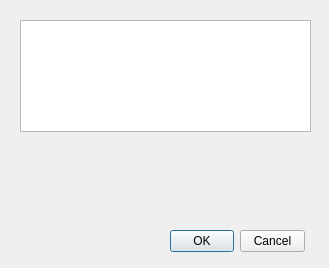
Before: the Qt Designer form src/HexEdit/dialogs/bookmarks.ui in strobejb/q22, drawn with Qt 5.
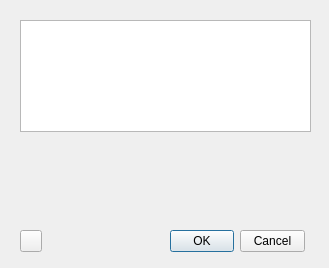
After: the same form once the commit is applied. Custom widgets are drawn as their Qt base class.

Patch:
```diff
--- a/src/HexEdit/dialogs/bookmarks.ui
+++ b/src/HexEdit/dialogs/bookmarks.ui
@@ -52,6 +52,19 @@
     <set>QDialogButtonBox::StandardButton::Cancel|QDialogButtonBox::StandardButton::Ok</set>
    </property>
   </widget>
+  <widget class="QToolButton" name="bookmarkDelete">
+   <property name="geometry">
+    <rect>
+     <x>20</x>
+     <y>230</y>
+     <width>22</width>
+     <height>22</height>
+    </rect>
+   </property>
+   <property name="toolTip">
+    <string>Delete bookmark</string>
+   </property>
+  </widget>
  </widget>
  <customwidgets>
   <customwidget>
```
